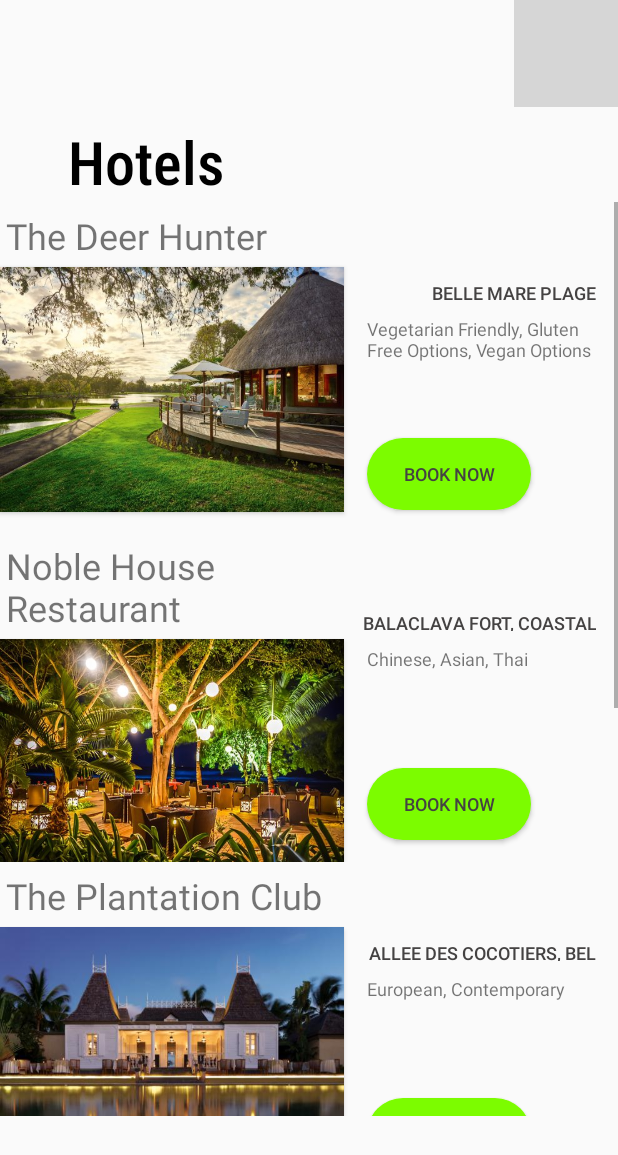
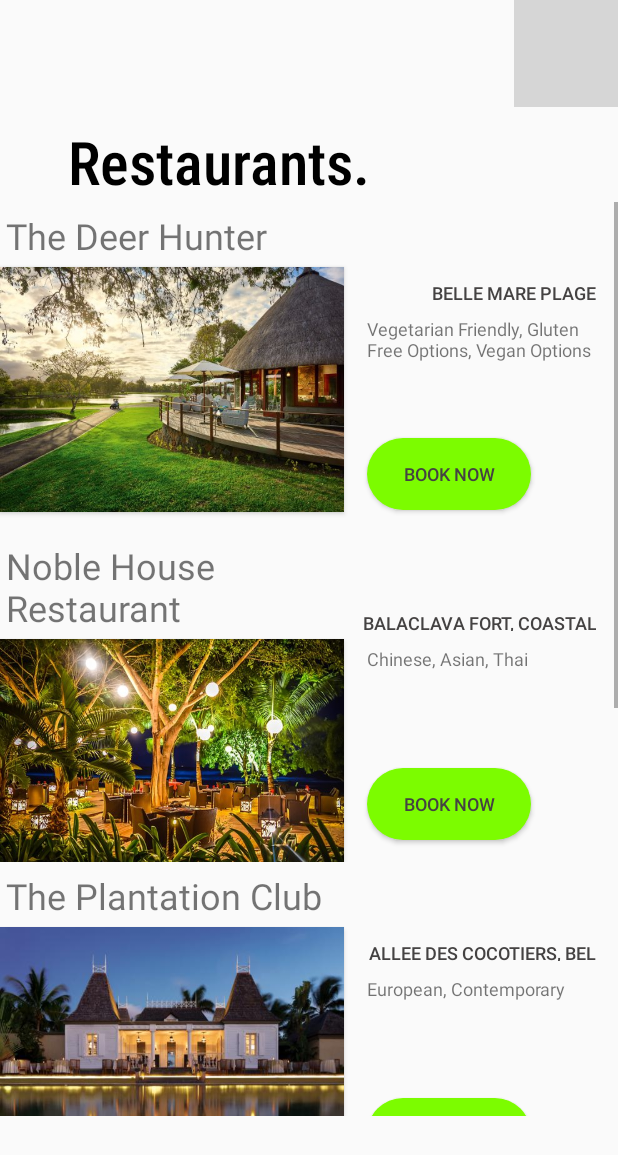
Before and after one commit to ravish9/MauDiscover, an Android app: the layout activity_restaurant.xml on its own in the app's theme, with its tools: preview values and no code run, on a phone screen of 412 x 824 dp. Shown: the top 1155 px of the screen. Run offline under Robolectric (Android 15) with nearby library versions, the phone set to English and light mode, and no system bars; grey boxes are pictures that could not be loaded.

Commit message:
Restaurant

```diff
--- a/app/src/main/res/layout/activity_restaurant.xml
+++ b/app/src/main/res/layout/activity_restaurant.xml
@@ -25,7 +25,7 @@
         app:layout_constraintStart_toStartOf="parent"
         app:layout_constraintTop_toTopOf="parent"
         app:layout_constraintVertical_bias="0.103"
-            tools:text="Hotels" />
+        tools:text="Restaurants." />
 
 
 
```
Lines whose indentation alone changed are shown as unchanged.
